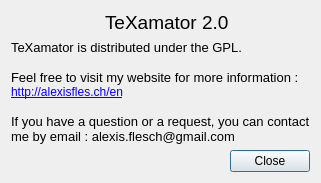
alexisflesch/texamator, file ui_files/apropos.ui: the form before one commit.
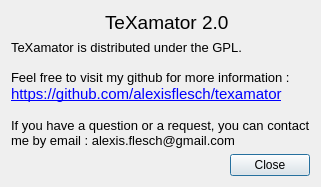
The form after the commit. Icons and pictures are not drawn.

```diff
--- a/ui_files/apropos.ui
+++ b/ui_files/apropos.ui
@@ -6,8 +6,8 @@
    <rect>
     <x>0</x>
     <y>0</y>
-    <width>1005</width>
-    <height>638</height>
+    <width>464</width>
+    <height>254</height>
    </rect>
   </property>
   <property name="sizePolicy">
@@ -90,11 +90,11 @@
         <string>&lt;!DOCTYPE HTML PUBLIC &quot;-//W3C//DTD HTML 4.0//EN&quot; &quot;http://www.w3.org/TR/REC-html40/strict.dtd&quot;&gt;
 &lt;html&gt;&lt;head&gt;&lt;meta name=&quot;qrichtext&quot; content=&quot;1&quot; /&gt;&lt;style type=&quot;text/css&quot;&gt;
 p, li { white-space: pre-wrap; }
-&lt;/style&gt;&lt;/head&gt;&lt;body style=&quot; font-family:'Noto Sans'; font-size:9pt; font-weight:400; font-style:normal;&quot;&gt;
+&lt;/style&gt;&lt;/head&gt;&lt;body style=&quot; font-family:'Ubuntu'; font-size:11pt; font-weight:400; font-style:normal;&quot;&gt;
 &lt;p style=&quot; margin-top:0px; margin-bottom:0px; margin-left:0px; margin-right:0px; -qt-block-indent:0; text-indent:0px;&quot;&gt;&lt;span style=&quot; font-family:'Sans'; font-size:10pt;&quot;&gt;TeXamator is distributed under the GPL.&lt;/span&gt;&lt;/p&gt;
 &lt;p style=&quot;-qt-paragraph-type:empty; margin-top:0px; margin-bottom:0px; margin-left:0px; margin-right:0px; -qt-block-indent:0; text-indent:0px; font-family:'Sans'; font-size:10pt;&quot;&gt;&lt;br /&gt;&lt;/p&gt;
-&lt;p style=&quot; margin-top:0px; margin-bottom:0px; margin-left:0px; margin-right:0px; -qt-block-indent:0; text-indent:0px;&quot;&gt;&lt;span style=&quot; font-family:'Sans'; font-size:10pt;&quot;&gt;Feel free to visit my website for more information :&lt;/span&gt;&lt;/p&gt;
-&lt;p style=&quot; margin-top:0px; margin-bottom:0px; margin-left:0px; margin-right:0px; -qt-block-indent:0; text-indent:0px;&quot;&gt;&lt;a href=&quot;http://alexisfles.ch/en&quot;&gt;&lt;span style=&quot; text-decoration: underline; color:#0000ff;&quot;&gt;http://alexisfles.ch/en&lt;/span&gt;&lt;/a&gt;&lt;/p&gt;
+&lt;p style=&quot; margin-top:0px; margin-bottom:0px; margin-left:0px; margin-right:0px; -qt-block-indent:0; text-indent:0px;&quot;&gt;&lt;span style=&quot; font-family:'Sans'; font-size:10pt;&quot;&gt;Feel free to visit my github for more information :&lt;/span&gt;&lt;/p&gt;
+&lt;p style=&quot; margin-top:0px; margin-bottom:0px; margin-left:0px; margin-right:0px; -qt-block-indent:0; text-indent:0px;&quot;&gt;&lt;a href=&quot;https://github.com/alexisflesch/texamator&quot;&gt;&lt;span style=&quot; text-decoration: underline; color:#0000ff;&quot;&gt;https://github.com/alexisflesch/texamator&lt;/span&gt;&lt;/a&gt;&lt;/p&gt;
 &lt;p style=&quot;-qt-paragraph-type:empty; margin-top:0px; margin-bottom:0px; margin-left:0px; margin-right:0px; -qt-block-indent:0; text-indent:0px; font-family:'Sans'; font-size:10pt;&quot;&gt;&lt;br /&gt;&lt;/p&gt;
 &lt;p align=&quot;justify&quot; style=&quot; margin-top:0px; margin-bottom:0px; margin-left:0px; margin-right:0px; -qt-block-indent:0; text-indent:0px;&quot;&gt;&lt;span style=&quot; font-family:'Sans'; font-size:10pt;&quot;&gt;If you have a question or a request, you can contact&lt;/span&gt;&lt;/p&gt;
 &lt;p align=&quot;justify&quot; style=&quot; margin-top:0px; margin-bottom:0px; margin-left:0px; margin-right:0px; -qt-block-indent:0; text-indent:0px;&quot;&gt;&lt;span style=&quot; font-family:'Sans'; font-size:10pt;&quot;&gt;me by email : alexis.flesch@gmail.com&lt;/span&gt;&lt;/p&gt;&lt;/body&gt;&lt;/html&gt;</string>
```
Left out of the diff: 2 changed lines with no effect on the pictures.
